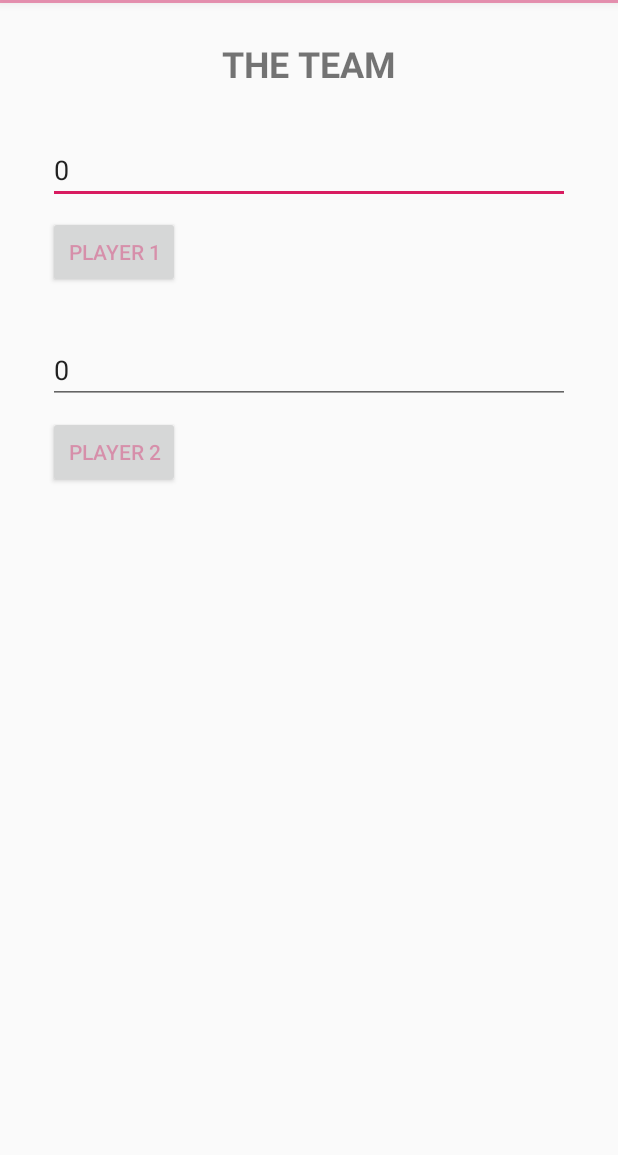
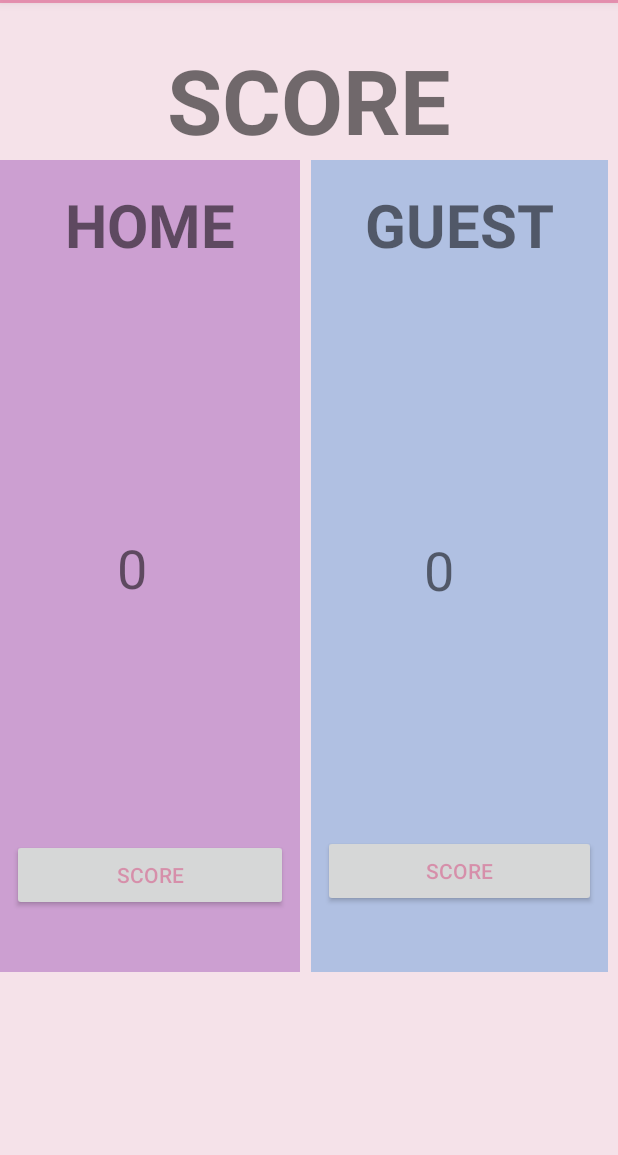
Before and after one commit to Tyassasmita/pemrograman_mobile, an Android app: the screen it shows after launch (MainActivity), on a phone screen of 412 x 824 dp, the part 81-1236 px from its top. Run offline under Robolectric (Android 15) with nearby library versions, the phone set to English and light mode, and no system bars.

Commit message:
View Model

```diff
--- a/viewModel/app/src/main/res/layout/activity_main.xml
+++ b/viewModel/app/src/main/res/layout/activity_main.xml
@@ -4,6 +4,7 @@
     xmlns:tools="http://schemas.android.com/tools"
     android:layout_width="match_parent"
     android:layout_height="match_parent"
+    android:background="#1BC2185B"
     tools:context=".MainActivity">
 
     <TextView
@@ -11,61 +12,113 @@
         android:layout_width="wrap_content"
         android:layout_height="wrap_content"
         android:layout_marginTop="24dp"
-        android:text="THE TEAM"
-        android:textSize="24sp"
+        android:text="SCORE"
+        android:textSize="60sp"
         android:textStyle="bold"
         app:layout_constraintLeft_toLeftOf="parent"
         app:layout_constraintRight_toRightOf="parent"
         app:layout_constraintTop_toTopOf="parent" />
 
-    <EditText
+
+    <androidx.constraintlayout.widget.ConstraintLayout
+        android:id="@+id/constraintLayout2"
+        android:layout_width="200dp"
+        android:layout_height="541dp"
+        android:background="#577B1FA2"
+        app:layout_constraintStart_toStartOf="parent"
+        app:layout_constraintTop_toBottomOf="@+id/textView">
+
+        <TextView
+            android:id="@+id/team1"
+            android:layout_width="wrap_content"
+            android:layout_height="wrap_content"
+            android:layout_marginTop="16dp"
+            android:text="HOME"
+            android:textSize="40sp"
+            android:textStyle="bold"
+            app:layout_constraintEnd_toEndOf="parent"
+            app:layout_constraintStart_toStartOf="parent"
+            app:layout_constraintTop_toTopOf="parent" />
+
+        <TextView
             android:id="@+id/tvScorePlayerA"
-        android:layout_width="0dp"
-        android:layout_height="wrap_content"
-        android:layout_marginStart="32dp"
-        android:layout_marginTop="32dp"
-        android:layout_marginEnd="32dp"
+            android:layout_width="44dp"
+            android:layout_height="55dp"
             android:ems="10"
             android:inputType="textPersonName"
             android:text="SCORE"
+            android:textSize="36sp"
+            app:layout_constraintBottom_toBottomOf="parent"
             app:layout_constraintEnd_toEndOf="parent"
             app:layout_constraintStart_toStartOf="parent"
-        app:layout_constraintTop_toBottomOf="@+id/textView" />
+            app:layout_constraintTop_toBottomOf="@+id/team1"
+            app:layout_constraintVertical_bias="0.426" />
 
         <Button
             android:id="@+id/btnPlayerA"
-        android:layout_width="wrap_content"
+            android:layout_width="0dp"
             android:layout_height="wrap_content"
-        android:layout_marginStart="32dp"
-        android:layout_marginTop="8dp"
-        android:text="PLAYER 1"
+            android:layout_marginStart="8dp"
+            android:layout_marginTop="150dp"
+            android:layout_marginEnd="8dp"
+            android:text="SCORE"
             android:textColor="#61D81B60"
+            app:layout_constraintEnd_toEndOf="parent"
+            app:layout_constraintHorizontal_bias="0.0"
             app:layout_constraintStart_toStartOf="parent"
             app:layout_constraintTop_toBottomOf="@+id/tvScorePlayerA" />
 
-    <EditText
+    </androidx.constraintlayout.widget.ConstraintLayout>
+
+    <androidx.constraintlayout.widget.ConstraintLayout
+        android:layout_width="198dp"
+        android:layout_height="541dp"
+        android:background="#4F1976D2"
+        app:layout_constraintEnd_toEndOf="parent"
+        app:layout_constraintStart_toEndOf="@+id/constraintLayout2"
+        app:layout_constraintTop_toBottomOf="@+id/textView">
+
+        <TextView
+            android:id="@+id/team2"
+            android:layout_width="wrap_content"
+            android:layout_height="wrap_content"
+            android:layout_marginTop="16dp"
+            android:text="GUEST"
+            android:textSize="40sp"
+            android:textStyle="bold"
+            app:layout_constraintEnd_toEndOf="parent"
+            app:layout_constraintStart_toStartOf="parent"
+            app:layout_constraintTop_toTopOf="parent" />
+
+        <TextView
             android:id="@+id/tvScorePlayerB"
-        android:layout_width="0dp"
-        android:layout_height="wrap_content"
-        android:layout_marginStart="32dp"
-        android:layout_marginTop="32dp"
-        android:layout_marginEnd="32dp"
+            android:layout_width="47dp"
+            android:layout_height="51dp"
+            android:layout_marginStart="50dp"
+            android:layout_marginEnd="50dp"
             android:ems="10"
             android:inputType="textPersonName"
             android:text="SCORE"
+            android:textSize="36sp"
+            app:layout_constraintBottom_toBottomOf="parent"
             app:layout_constraintEnd_toEndOf="parent"
             app:layout_constraintStart_toStartOf="parent"
-        app:layout_constraintTop_toBottomOf="@+id/btnPlayerA" />
+            app:layout_constraintTop_toBottomOf="@+id/team2"
+            app:layout_constraintVertical_bias="0.426" />
 
         <Button
             android:id="@+id/btnPlayerB"
-        android:layout_width="wrap_content"
+            android:layout_width="0dp"
             android:layout_height="wrap_content"
-        android:layout_marginStart="32dp"
-        android:layout_marginTop="8dp"
-        android:text="PLAYER 2"
+            android:layout_marginStart="8dp"
+            android:layout_marginTop="150dp"
+            android:layout_marginEnd="8dp"
+            android:text="SCORE"
             android:textColor="#61D81B60"
+            app:layout_constraintEnd_toEndOf="parent"
             app:layout_constraintStart_toStartOf="parent"
             app:layout_constraintTop_toBottomOf="@+id/tvScorePlayerB" />
 
     </androidx.constraintlayout.widget.ConstraintLayout>
+
+</androidx.constraintlayout.widget.ConstraintLayout>
```
Lines whose indentation alone changed are shown as unchanged.
